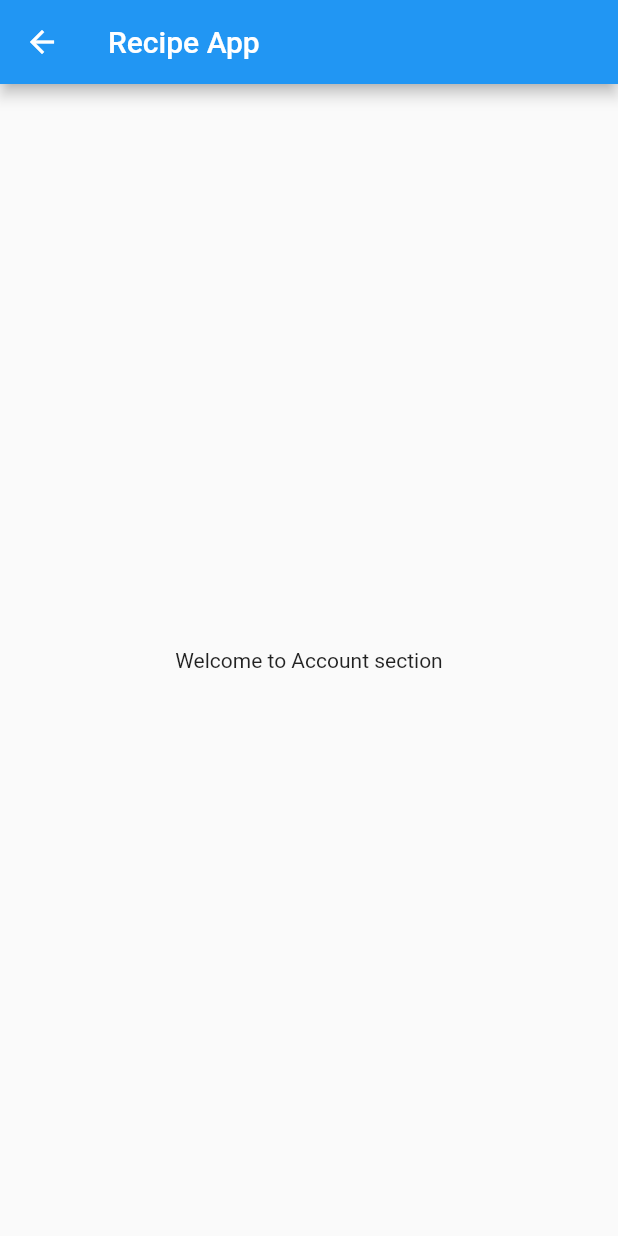
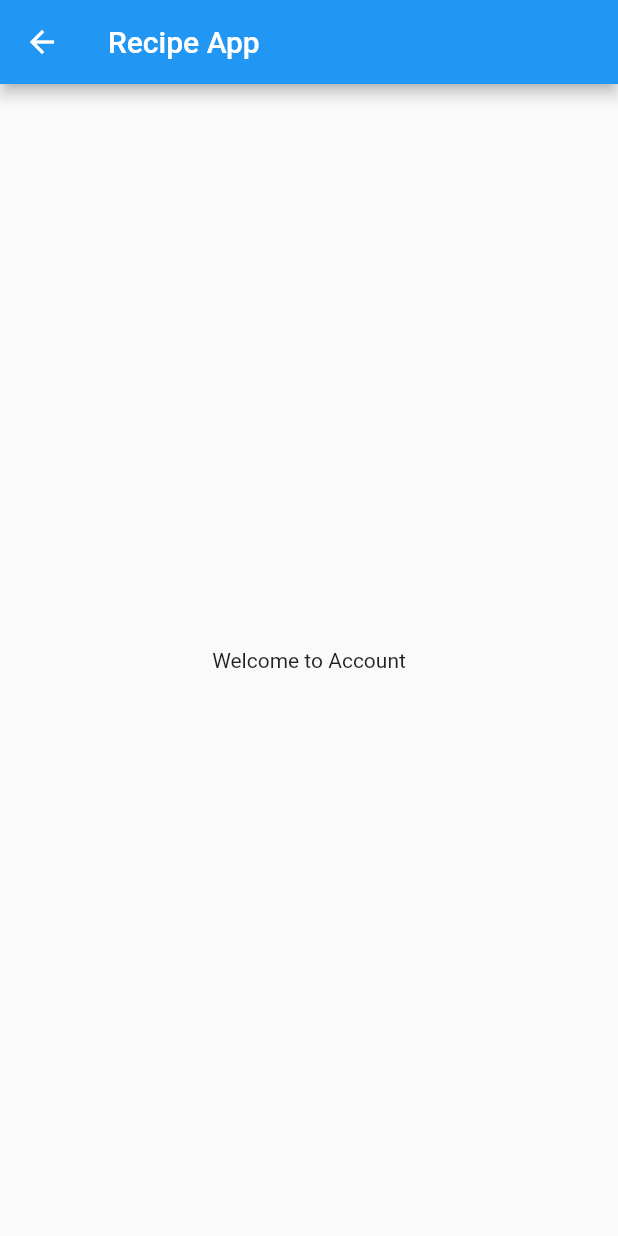
Before and after one commit to dilipbirajadar/Recipe, a Flutter app: the AccountScreen screen opened by its route, on a phone screen of 412 x 824 dp. Run offline on Flutter 3.47's test engine with Material 2 defaults, Android fonts, the phone set to English and light mode, and no system bars.

Commit message:
Revert "added text."
This reverts commit fbf136463098a50c25b60af2473d4cf216d15a5f.

```diff
--- a/lib/screens/account_screen.dart
+++ b/lib/screens/account_screen.dart
@@ -13,9 +13,7 @@ class _AccountScreenState extends State<AccountScreen> {
     return Scaffold(
       appBar: AppBar(title: const Text("Recipe App"),),
       body: const Center(
-        child: Center(
-          child:Text('Welcome to Account section'),
-        )
+        child: Text('Welcome to Account'),
       ),
     );
   }
```
